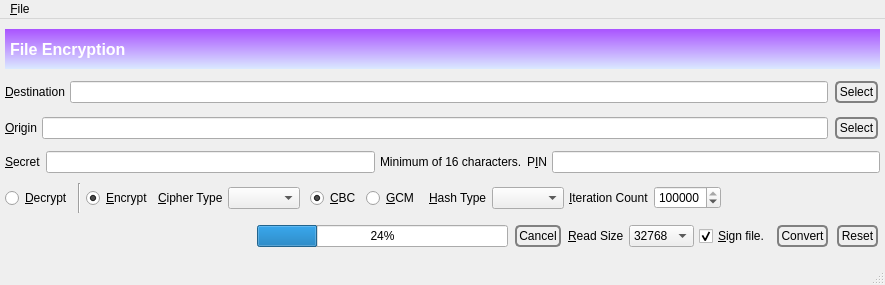
Old version of the form branches/trunk/GoldBug-UI/spot-on-encryptfile.ui in the repository textbrowser/spot-on.
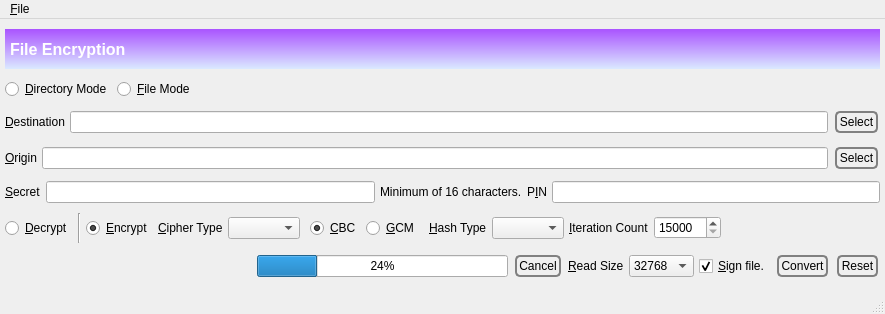
New version of the form. Icons and pictures are not drawn.

The edit to the form file:
```diff
--- a/branches/trunk/GoldBug-UI/spot-on-encryptfile.ui
+++ b/branches/trunk/GoldBug-UI/spot-on-encryptfile.ui
@@ -7,7 +7,7 @@
     <x>0</x>
     <y>0</y>
     <width>885</width>
-    <height>285</height>
+    <height>314</height>
    </rect>
   </property>
   <property name="windowIcon">
@@ -65,6 +65,40 @@
       </property>
      </widget>
     </item>
+    <item>
+     <layout class="QHBoxLayout" name="horizontalLayout_4">
+      <item>
+       <widget class="QRadioButton" name="directory_mode">
+        <property name="text">
+         <string>&amp;Directory Mode</string>
+        </property>
+       </widget>
+      </item>
+      <item>
+       <widget class="QRadioButton" name="file_mode">
+        <property name="text">
+         <string>&amp;File Mode</string>
+        </property>
+        <property name="checked">
+         <bool>true</bool>
+        </property>
+       </widget>
+      </item>
+      <item>
+       <spacer name="horizontalSpacer">
+        <property name="orientation">
+         <enum>Qt::Horizontal</enum>
+        </property>
+        <property name="sizeHint" stdset="0">
+         <size>
+          <width>40</width>
+          <height>20</height>
+         </size>
+        </property>
+       </spacer>
+      </item>
+     </layout>
+    </item>
     <item>
      <layout class="QHBoxLayout" name="horizontalLayout_3">
       <property name="spacing">
@@ -352,7 +386,7 @@
          <number>999999999</number>
         </property>
         <property name="value">
-         <number>250000</number>
+         <number>15000</number>
         </property>
        </widget>
       </item>
```
Left out of the diff: 24 changed lines with no effect on the pictures.
